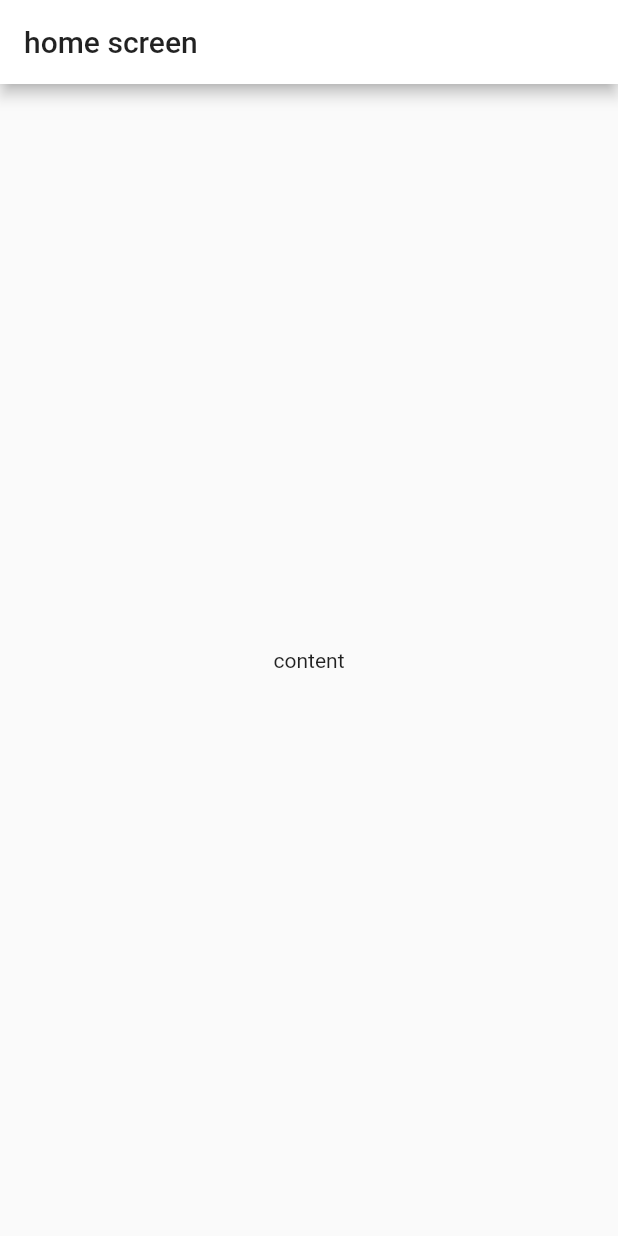
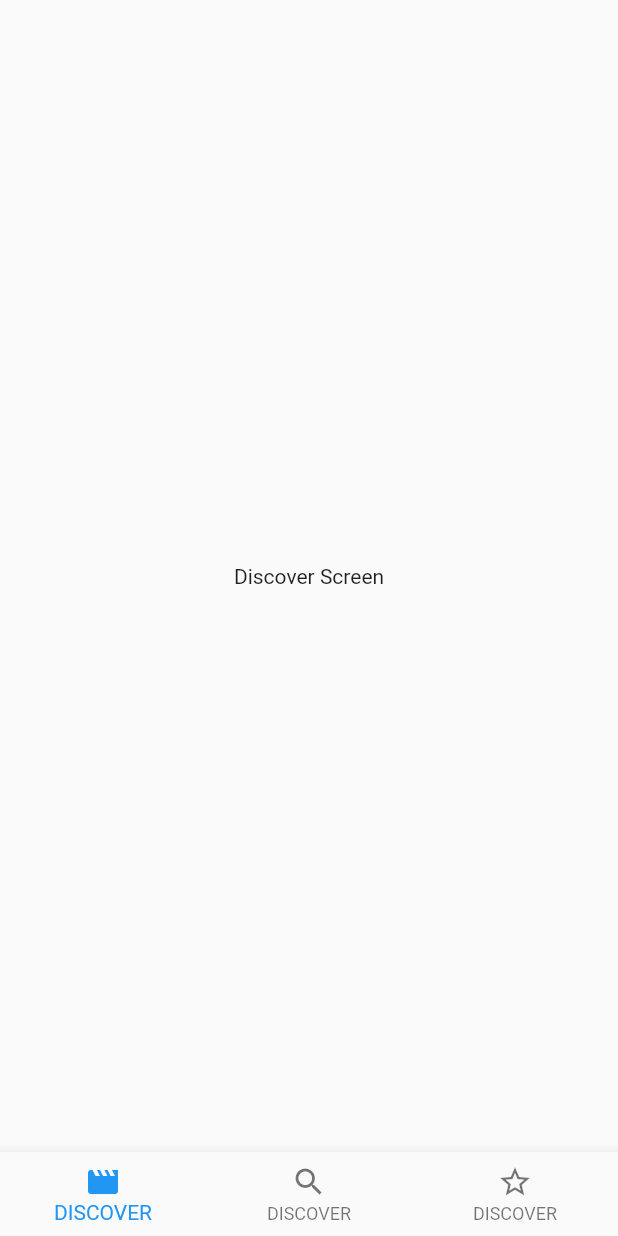
Before and after one commit to AlexandrSushkov/MDB, a Flutter app: the screen it shows after launch, on a phone screen of 412 x 824 dp. Run offline on Flutter 3.47's test engine with Material 2 defaults, Android fonts, the phone set to English and light mode, and no system bars.

```diff
--- a/mdb/lib/src/app.dart
+++ b/mdb/lib/src/app.dart
@@ -1,5 +1,5 @@
 import 'package:flutter/material.dart';
-import 'package:mdb/src/ui/home_screen.dart';
+import 'package:mdb/src/ui/home_screen/home_screen.dart';
 
 class App extends StatelessWidget {
   @override
--- /dev/null
+++ b/mdb/lib/src/resource/resource.dart
@@ -0,0 +1,5 @@
+
+// home page-> bottom nav. page name
+const DISCOVER_PAGE_NAME = 'DISCOVER';
+const SEARCH_PAGE_NAME = 'SEARCH';
+const WATCH_LIST_PAGE_NAME = 'WATCH LIST';
--- a/mdb/lib/src/ui/home_screen.dart
+++ /dev/null
@@ -1,23 +0,0 @@
-import 'package:flutter/material.dart';
-
-class HomeScreen extends StatelessWidget {
-  HomeScreen({Key key, this.title}) : super(key: key);
-  final String title;
-
-  @override
-  Widget build(BuildContext context) {
-    return Scaffold(
-      appBar: AppBar(
-        title: Text('home screen'),
-      ),
-      body: Center(
-        child: Column(
-          mainAxisAlignment: MainAxisAlignment.center,
-          children: <Widget>[
-            Text('content'),
-          ],
-        ),
-      ),
-    );
-  }
-}
--- /dev/null
+++ b/mdb/lib/src/ui/home_screen/dicover_screen.dart
@@ -0,0 +1,13 @@
+import 'package:flutter/material.dart';
+
+class DiscoverScreen extends StatelessWidget {
+  @override
+  Widget build(BuildContext context) {
+    return Scaffold(
+      body: Center(
+        child: Text('Discover Screen'),
+      ),
+    );
+  }
+
+}
--- /dev/null
+++ b/mdb/lib/src/ui/home_screen/home_screen.dart
@@ -0,0 +1,95 @@
+import 'package:flutter/material.dart';
+import 'package:mdb/src/resource/resource.dart';
+import 'package:mdb/src/ui/home_screen/dicover_screen.dart';
+import 'package:mdb/src/ui/home_screen/search_screen.dart';
+import 'package:mdb/src/ui/home_screen/watch_list_screen.dart';
+
+class HomeScreen extends StatefulWidget {
+
+  @override
+  State<StatefulWidget> createState() {
+    return HomeScreenState();
+  }
+}
+
+class HomeScreenState extends State<HomeScreen> {
+  final List<Widget> _navigationItemList = [
+    DiscoverScreen(),
+    SearchScreen(),
+    WatchListScreen()
+  ];
+
+  var pageIndex = 0;
+
+  @override
+  Widget build(BuildContext context) {
+    return Scaffold(
+      body: ViewPagerHomeScreen(pageIndex, _navigationItemList, onPgeChanged),
+      bottomNavigationBar: BottomNav(pageIndex, onPgeChanged),
+    );
+  }
+
+  void onPgeChanged(int index) {
+    setState(() {
+      this.pageIndex = index;
+    });
+  }
+
+}
+
+class BottomNav extends StatelessWidget {
+  final startIndex;
+  final navigate;
+
+  BottomNav(this.startIndex, this.navigate);
+
+  @override
+  Widget build(BuildContext context) {
+    return BottomNavigationBar(currentIndex: startIndex,
+        onTap: navigate,
+        items: [
+          BottomNavigationBarItem(
+              icon: Icon(Icons.movie_creation),
+              title: Text(DISCOVER_PAGE_NAME)
+          ),
+
+          BottomNavigationBarItem(
+              icon: Icon(Icons.search),
+              title: Text(DISCOVER_PAGE_NAME)
+          ),
+
+          BottomNavigationBarItem(
+              icon: Icon(Icons.star_border),
+              title: Text(DISCOVER_PAGE_NAME)
+          ),
+        ]);
+  }
+
+}
+
+class ViewPagerHomeScreen extends StatelessWidget {
+  final int index;
+  final onPageChanged;
+  final List<Widget> navigationItems;
+
+  PageController _pageController;
+
+  ViewPagerHomeScreen(this.index, this.navigationItems, this.onPageChanged);
+
+  void navigationTapped(int page) {
+    _pageController.animateToPage(page,
+        duration: const Duration(milliseconds: 300), curve: Curves.ease);
+  }
+
+  @override
+  Widget build(BuildContext context) {
+    _pageController = PageController(initialPage: index);
+
+    return PageView(
+      children: navigationItems,
+      onPageChanged: onPageChanged,
+      controller: _pageController,
+    );
+  }
+
+}
--- /dev/null
+++ b/mdb/lib/src/ui/home_screen/search_screen.dart
@@ -0,0 +1,13 @@
+import 'package:flutter/material.dart';
+
+class SearchScreen extends StatelessWidget {
+  @override
+  Widget build(BuildContext context) {
+    return Scaffold(
+      body: Center(
+
+        child: Text('Search Screen'),
+      ),
+    );
+  }
+}
--- /dev/null
+++ b/mdb/lib/src/ui/home_screen/watch_list_screen.dart
@@ -0,0 +1,12 @@
+import 'package:flutter/material.dart';
+
+class WatchListScreen extends StatelessWidget {
+  @override
+  Widget build(BuildContext context) {
+    return Scaffold(
+      body: Center(
+        child: Text('WatchList Screen'),
+      ),
+    );
+  }
+}
```
